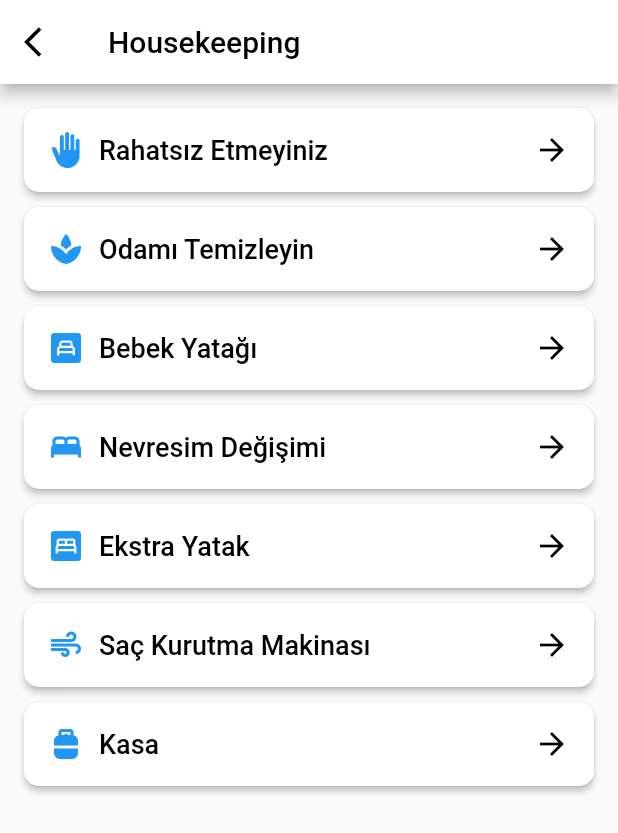
After one commit to SumeyyeA/MaxxAsisstant-Flutter, a Flutter app: the Screen3 screen opened directly, on a phone screen of 412 x 824 dp. The commit adds this screen. Shown: the top 833 px of the screen. Run offline on Flutter 3.47's test engine with Material 2 defaults, Android fonts, the light colour scheme and no system bars; our stand-ins replace flutter_spinkit, pinput, salomon_bottom_bar; missing offline and left inert: passcode_screen.

Commit message:
add service screen

```diff
--- a/maxxasisstantt/lib/app/constant/app_image.dart
+++ b/maxxasisstantt/lib/app/constant/app_image.dart
@@ -9,4 +9,5 @@ class AppImages {
       "$root/mercure-hotel-umraniye-oda-servisi-864064.JPG";
   static const String stuff = "$root/Otel-Tekstili-1.jpg";
   static const String housekepping = "$root/housekeeping.jpg";
+  static const String blacklogo = "$root/Rectangle3973.svg";
 }
--- /dev/null
+++ b/maxxasisstantt/lib/view/view_model/Screen3.dart
@@ -0,0 +1,154 @@
+import 'package:flutter/material.dart';
+import 'package:maxxasisstantt/view/view_model/Screen4.dart';
+
+class Screen3 extends StatelessWidget {
+  List<CustomModel> liste = [
+    CustomModel(
+      title: 'Rahatsız Etmeyiniz',
+      icon: Icons.back_hand,
+      icon2: Icons.arrow_forward,
+    ),
+    CustomModel(
+      title: 'Odamı Temizleyin',
+      icon: Icons.spa,
+      icon2: Icons.arrow_forward,
+    ),
+    CustomModel(
+      title: 'Bebek Yatağı',
+      icon: Icons.bedroom_child,
+      icon2: Icons.arrow_forward,
+    ),
+    CustomModel(
+      title: 'Nevresim Değişimi',
+      icon: Icons.bed,
+      icon2: Icons.arrow_forward,
+    ),
+    CustomModel(
+      title: 'Ekstra Yatak',
+      icon: Icons.bedroom_parent,
+      icon2: Icons.arrow_forward,
+    ),
+    CustomModel(
+      title: 'Saç Kurutma Makinası',
+      icon: Icons.air,
+      icon2: Icons.arrow_forward,
+    ),
+    CustomModel(
+      title: 'Kasa',
+      icon: Icons.propane_tank,
+      icon2: Icons.arrow_forward,
+    ),
+  ];
+  @override
+  Widget build(BuildContext context) {
+    return Scaffold(
+      appBar: AppBar(
+        backgroundColor: Colors.white,
+        title: const Text(
+          'Housekeeping',
+          style: TextStyle(color: Colors.black),
+        ),
+        automaticallyImplyLeading: false,
+        leading: IconButton(
+          color: Colors.black,
+          icon: Icon(Icons.arrow_back_ios),
+          onPressed: () {
+            Navigator.pop(context);
+          },
+        ),
+      ),
+      body: Padding(
+        padding: const EdgeInsets.all(16.0),
+        child: Column(
+          crossAxisAlignment: CrossAxisAlignment.stretch,
+          children: [
+            ListView.separated(
+                shrinkWrap: true,
+                itemBuilder: (context, index) {
+                  return CustomButton(
+                      text: liste[index].title ?? "",
+                      icon: liste[index].icon ?? Icons.abc,
+                      onTap: () {
+                        Navigator.push(
+                            context,
+                            MaterialPageRoute(
+                                builder: (context) =>
+                                    Screen4(model: liste[index])));
+                      },
+                      icon2: liste[index].icon2 ?? Icons.abc);
+                },
+                separatorBuilder: (context, index) {
+                  return const SizedBox(
+                    height: 10,
+                  );
+                },
+                itemCount: liste.length)
+
+            // Diğer butonlar burada sıralanacak
+          ],
+        ),
+      ),
+    );
+  }
+}
+
+class CustomButton extends StatelessWidget {
+  final String text;
+  final IconData icon;
+  final VoidCallback onTap;
+  final IconData icon2;
+
+  const CustomButton({
+    required this.text,
+    required this.icon,
+    required this.onTap,
+    required this.icon2,
+  });
+
+  @override
+  Widget build(BuildContext context) {
+    return ElevatedButton(
+      onPressed: onTap,
+      style: ElevatedButton.styleFrom(
+        padding: const EdgeInsets.all(16),
+        shape: RoundedRectangleBorder(
+          borderRadius: BorderRadius.circular(10),
+        ),
+        primary: Colors.white,
+      ),
+      child: Row(
+        children: [
+          /*Image.asset(
+            'assets/logo.png', // Logo resminin yolu
+            width: 40,
+            height: 40,
+          ),*/
+          Icon(
+            icon,
+            size: 24,
+            color: Colors.blue,
+          ),
+          const SizedBox(width: 10),
+          Text(
+            text,
+            style: const TextStyle(fontSize: 18, color: Colors.black),
+          ),
+          const Spacer(),
+          Icon(
+            icon2,
+            size: 24,
+            color: Colors.black,
+          ),
+        ],
+      ),
+    );
+  }
+}
+
+class CustomModel {
+  String? title;
+  IconData? icon;
+  IconData? icon2;
+
+  CustomModel({this.icon, this.title, this.icon2});
+}
```
Also changed, not shown: maxxasisstantt/lib/view/Screen2.dart (+10 -2 lines), maxxasisstantt/lib/view/view_model/Screen4.dart (added, +66 -0 lines), maxxasisstantt/assets/images/Rectangle3973.svg (added).
